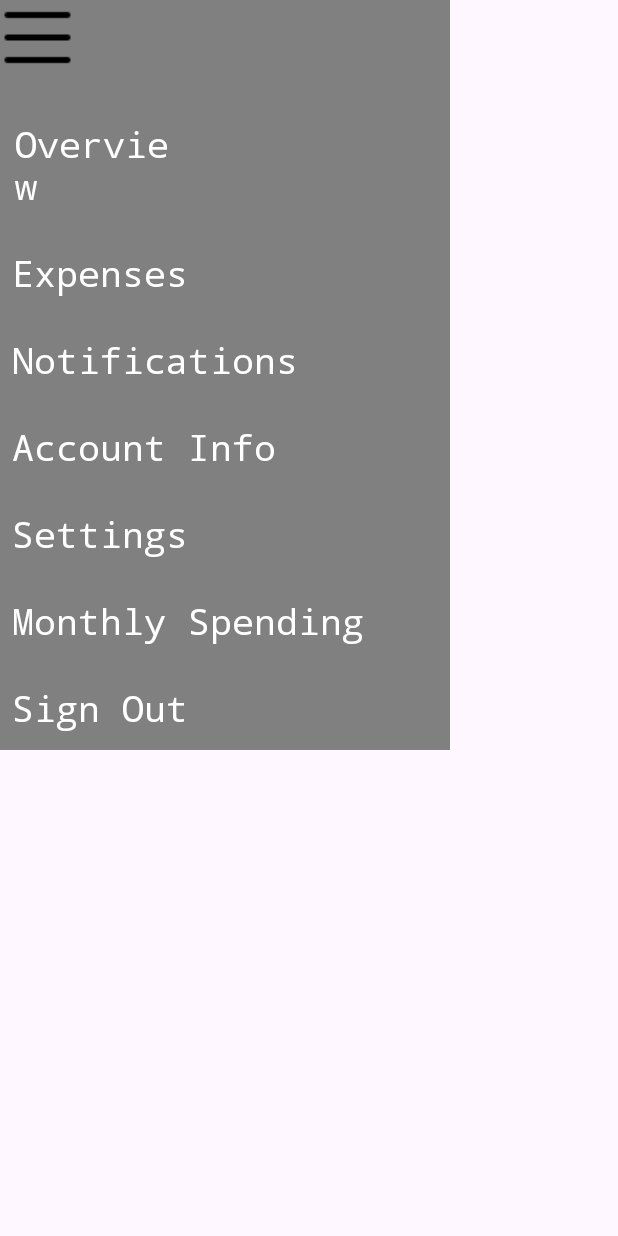
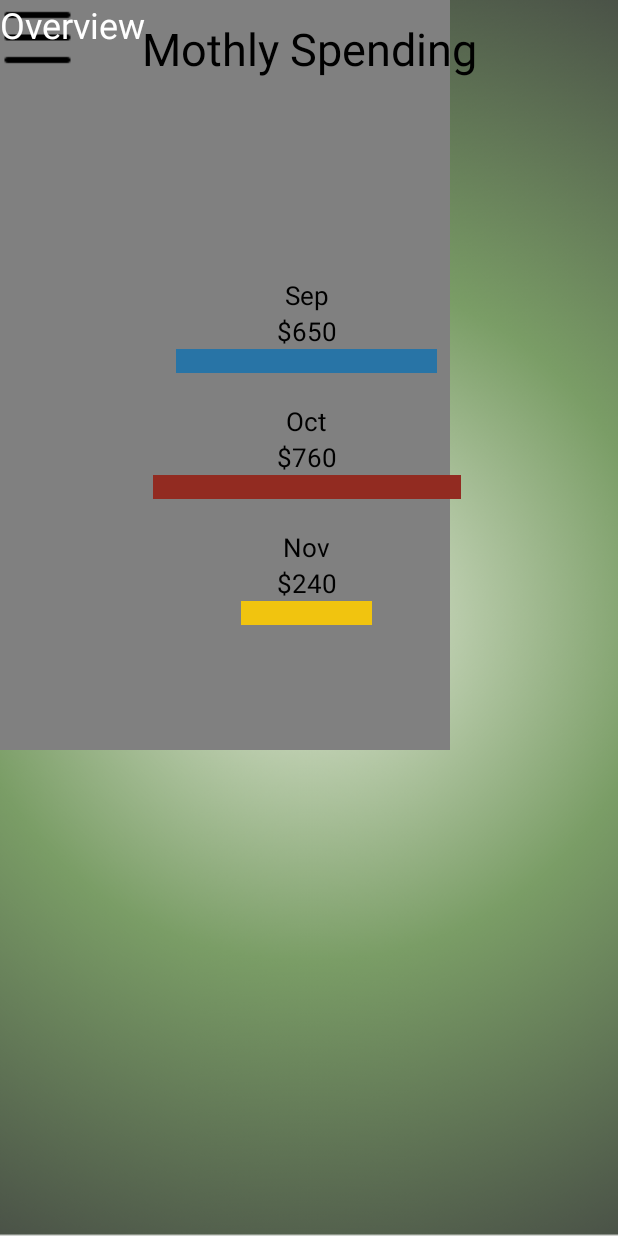
Before and after one commit to S-F-III/Dude-Wheres-My-Cache, an Android app: the MonthlySpendingActivity screen opened directly, with no data from a screen before it, after a tap on an icon or button, on a phone screen of 412 x 824 dp. Run offline under Robolectric (Android 15) with nearby library versions, the phone set to English and light mode, and no system bars.

Commit message:
added graph for monthlySpending added background to accountinfo

```diff
--- a/app/src/main/java/com/example/dudewheresmycash/MonthlySpendingActivity.java
+++ b/app/src/main/java/com/example/dudewheresmycash/MonthlySpendingActivity.java
@@ -4,26 +4,18 @@ import android.content.Intent;
 import android.os.Bundle;
 import android.view.View;
 import android.widget.ImageView;
+import android.widget.ProgressBar;
 import android.widget.TextView;
 
-import androidx.activity.EdgeToEdge;
 import androidx.appcompat.app.AppCompatActivity;
-import androidx.core.graphics.Insets;
-import androidx.core.view.ViewCompat;
-import androidx.core.view.WindowInsetsCompat;
 
 public class MonthlySpendingActivity extends AppCompatActivity {
 
     @Override
     protected void onCreate(Bundle savedInstanceState) {
         super.onCreate(savedInstanceState);
-        EdgeToEdge.enable(this);
         setContentView(R.layout.activity_monthly_spending);
-        ViewCompat.setOnApplyWindowInsetsListener(findViewById(R.id.main), (v, insets) -> {
-            Insets systemBars = insets.getInsets(WindowInsetsCompat.Type.systemBars());
-            v.setPadding(systemBars.left, systemBars.top, systemBars.right, systemBars.bottom);
-            return insets;
-        });
+
 
         ImageView hbMenu = findViewById(R.id.hbMenu);
         ImageView hbMenu2 = findViewById(R.id.hbMenu2);
@@ -34,51 +26,29 @@ public class MonthlySpendingActivity extends AppCompatActivity {
         TextView settingsButton = findViewById(R.id.settingsButton);
         TextView monthlySpendingButton = findViewById(R.id.monthlySpendingButton);
         TextView signOutButton = findViewById(R.id.signOutButton);
+
         hbMenu.setOnClickListener(v -> findViewById(R.id.hamburgerMenu).setVisibility(View.VISIBLE));
         hbMenu2.setOnClickListener(v -> findViewById(R.id.hamburgerMenu).setVisibility(View.GONE));
-        overviewButton.setOnClickListener(new View.OnClickListener(){
-            @Override
-            public void onClick(View view){
-                launchOverview();
-            }
-        });
-        expenseButton.setOnClickListener(new View.OnClickListener(){
-            @Override
-            public void onClick(View view){
-                launchExpenses();
-            }
-        });
-        notificationButton.setOnClickListener(new View.OnClickListener(){
-            @Override
-            public void onClick(View view){
-                launchNotfications();
-            }
-        });
-        accountInfoButton.setOnClickListener(new View.OnClickListener() {
-            @Override
-            public void onClick(View view) {
-                launchAccountInfo();
-            }
-        });
-        settingsButton.setOnClickListener(new View.OnClickListener(){
-            @Override
-            public void onClick(View view){
-                launchSettings();
-            }
-        });
-        monthlySpendingButton.setOnClickListener(new View.OnClickListener() {
-            @Override
-            public void onClick(View view) {
-                launchMonthlySpending();
-            }
-        });
-        signOutButton.setOnClickListener(new View.OnClickListener() {
-            @Override
-            public void onClick(View view) {
-                launchSignOut();
-            }
-        });
+
+
+
+        // Setup the ProgressBar chart
+        ProgressBar bar1 = findViewById(R.id.bar1);
+        ProgressBar bar2 = findViewById(R.id.bar2);
+        ProgressBar bar3 = findViewById(R.id.bar3);
+
+
+
+        int[] data = {50, 75, 60};
+
+
+        bar1.setProgress(data[0]);
+        bar2.setProgress(data[1]);
+        bar3.setProgress(data[2]);
+
+
     }
+
 
     private void launchHBMenu(){
         Intent intent = new Intent(this, HamburgerActivity.class);
--- a/app/src/main/res/layout/activity_account_info.xml
+++ b/app/src/main/res/layout/activity_account_info.xml
@@ -5,6 +5,7 @@
     android:id="@+id/main"
     android:layout_width="match_parent"
     android:layout_height="match_parent"
+    android:background="@drawable/app_background"
     tools:context=".AccountInfoActivity">
 
     <TextView
--- a/app/src/main/res/layout/activity_monthly_spending.xml
+++ b/app/src/main/res/layout/activity_monthly_spending.xml
@@ -5,6 +5,7 @@
     android:id="@+id/main"
     android:layout_width="match_parent"
     android:layout_height="match_parent"
+    android:background="@drawable/app_background"
     tools:context=".MonthlySpendingActivity">
 
     <FrameLayout
@@ -39,130 +40,148 @@
                 android:focusable="true"
                 app:srcCompat="@drawable/hamburger" />
 
+
             <TextView
                 android:id="@+id/overviewButton"
                 android:layout_width="wrap_content"
                 android:layout_height="wrap_content"
                 android:layout_alignParentStart="true"
                 android:layout_alignParentTop="true"
-            android:layout_alignParentEnd="true"
-            android:layout_marginStart="10dp"
-            android:layout_marginTop="79dp"
-            android:layout_marginEnd="174dp"
-            android:clickable="true"
-            android:focusable="true"
-            android:fontFamily="monospace"
                 android:text="Overview"
                 android:textColor="#ffffff"
                 android:textSize="24sp" />
 
-        <TextView
-            android:id="@+id/expenseButton"
-            android:layout_width="wrap_content"
-            android:layout_height="wrap_content"
-            android:layout_below="@+id/overviewButton"
-            android:layout_alignParentStart="true"
-            android:layout_alignParentEnd="true"
-            android:layout_marginStart="8dp"
-            android:layout_marginTop="25dp"
-            android:layout_marginEnd="148dp"
-            android:fontFamily="monospace"
-            android:text="Expenses"
-            android:textColor="#ffffff"
-            android:clickable="true"
-            android:focusable="true"
-            android:textSize="24sp" />
-
-        <TextView
-            android:id="@+id/notificationButton"
-            android:layout_width="235dp"
-            android:layout_height="wrap_content"
-            android:layout_below="@+id/expenseButton"
-            android:layout_alignParentStart="true"
-            android:layout_alignParentEnd="true"
-            android:layout_marginStart="8dp"
-            android:layout_marginTop="25dp"
-            android:layout_marginEnd="57dp"
-            android:fontFamily="monospace"
-            android:text="Notifications"
-            android:textColor="#ffffff"
-            android:clickable="true"
-            android:focusable="true"
-            android:textSize="24sp" />
-
-        <TextView
-            android:id="@+id/accountInfoButton"
-            android:layout_width="235dp"
-            android:layout_height="wrap_content"
-            android:layout_below="@+id/notificationButton"
-            android:layout_alignParentStart="true"
-            android:layout_alignParentEnd="true"
-            android:layout_marginStart="8dp"
-            android:layout_marginTop="25dp"
-            android:layout_marginEnd="57dp"
-            android:fontFamily="monospace"
-            android:text="Account Info"
-            android:textColor="#ffffff"
-            android:clickable="true"
-            android:focusable="true"
-            android:textSize="24sp" />
-
-        <TextView
-            android:id="@+id/settingsButton"
-            android:layout_width="235dp"
-            android:layout_height="wrap_content"
-            android:layout_below="@+id/accountInfoButton"
-            android:layout_alignParentStart="true"
-            android:layout_alignParentEnd="true"
-            android:layout_marginStart="8dp"
-            android:layout_marginTop="25dp"
-            android:layout_marginEnd="57dp"
-            android:fontFamily="monospace"
-            android:text="Settings"
-            android:textColor="#ffffff"
-            android:clickable="true"
-            android:focusable="true"
-            android:textSize="24sp" />
-
-        <TextView
-            android:id="@+id/monthlySpendingButton"
-            android:layout_width="235dp"
-            android:layout_height="wrap_content"
-            android:layout_below="@+id/settingsButton"
-            android:layout_alignParentStart="true"
-            android:layout_alignParentEnd="true"
-            android:layout_marginStart="8dp"
-            android:layout_marginTop="25dp"
-            android:layout_marginEnd="57dp"
-            android:fontFamily="monospace"
-            android:text="Monthly Spending"
-            android:textColor="#ffffff"
-            android:clickable="true"
-            android:focusable="true"
-            android:textSize="24sp" />
-
-        <TextView
-            android:id="@+id/signOutButton"
-            android:layout_width="235dp"
-            android:layout_height="wrap_content"
-            android:layout_below="@+id/monthlySpendingButton"
-            android:layout_alignParentStart="true"
-            android:layout_alignParentEnd="true"
-            android:layout_marginStart="8dp"
-            android:layout_marginTop="25dp"
-            android:layout_marginEnd="57dp"
-            android:fontFamily="monospace"
-            android:text="Sign Out"
-            android:textColor="#ffffff"
-            android:clickable="true"
-            android:focusable="true"
-            android:textSize="24sp" />
 
 
         </RelativeLayout>
 
+        <LinearLayout
+            android:id="@+id/barChartLayout"
+            android:layout_width="409dp"
+            android:layout_height="422dp"
+            android:layout_marginTop="100dp"
+            android:gravity="center"
+            android:orientation="vertical"
+            android:padding="20dp">
+
+
+            <!-- September ProgressBar (65%) with Text -->
+            <LinearLayout
+                android:layout_width="match_parent"
+                android:layout_height="wrap_content"
+                android:layout_marginBottom="20dp"
+                android:gravity="center_horizontal"
+                android:orientation="vertical">
+
+
+                <TextView
+                    android:layout_width="wrap_content"
+                    android:layout_height="wrap_content"
+                    android:gravity="center"
+                    android:text="Sep"
+                    android:textColor="#000000"
+                    android:textSize="17dp" />
+
+                <TextView
+                    android:layout_width="wrap_content"
+                    android:layout_height="wrap_content"
+                    android:gravity="center"
+                    android:text="$650"
+                    android:textColor="#000000"
+                    android:textSize="17dp" />
+
+                <ProgressBar
+                    android:id="@+id/bar1"
+                    style="?android:attr/progressBarStyleHorizontal"
+                    android:layout_width="174dp"
+                    android:layout_height="wrap_content"
+                    android:max="100"
+                    android:progress="65"
+                    android:progressDrawable="@drawable/blue" />
+            </LinearLayout>
+
+            <!-- October ProgressBar (76%) with Text -->
+            <LinearLayout
+                android:layout_width="match_parent"
+                android:layout_height="wrap_content"
+                android:layout_marginBottom="20dp"
+                android:gravity="center_horizontal"
+                android:orientation="vertical">
+
+
+                <TextView
+                    android:layout_width="wrap_content"
+                    android:layout_height="wrap_content"
+                    android:gravity="center"
+                    android:text="Oct"
+                    android:textColor="#000000"
+                    android:textSize="17dp" />
+
+                <TextView
+                    android:layout_width="wrap_content"
+                    android:layout_height="wrap_content"
+                    android:gravity="center"
+                    android:text="$760"
+                    android:textColor="#000000"
+                    android:textSize="17dp" />
+
+                <ProgressBar
+                    android:id="@+id/bar2"
+                    style="?android:attr/progressBarStyleHorizontal"
+                    android:layout_width="205dp"
+                    android:layout_height="wrap_content"
+                    android:max="100"
+                    android:progress="76"
+                    android:progressDrawable="@drawable/red" />
+            </LinearLayout>
+
+            <!-- November ProgressBar (24%) with Text -->
+            <LinearLayout
+                android:layout_width="match_parent"
+                android:layout_height="wrap_content"
+                android:layout_marginBottom="20dp"
+                android:gravity="center_horizontal"
+                android:orientation="vertical">
+
+                <TextView
+                    android:layout_width="wrap_content"
+                    android:layout_height="wrap_content"
+                    android:gravity="center"
+                    android:text="Nov"
+                    android:textColor="#000000"
+                    android:textSize="17dp" />
+
+                <TextView
+                    android:layout_width="wrap_content"
+                    android:layout_height="wrap_content"
+                    android:gravity="center"
+                    android:text="$240"
+                    android:textColor="#000000"
+                    android:textSize="17dp" />
+
+                <ProgressBar
+                    android:id="@+id/bar3"
+                    style="?android:attr/progressBarStyleHorizontal"
+                    android:layout_width="87dp"
+                    android:layout_height="wrap_content"
+                    android:max="100"
+                    android:progress="24"
+                    android:progressDrawable="@drawable/yellow" />
+            </LinearLayout>
+
+        </LinearLayout>
+
+        <TextView
+            android:id="@+id/textView"
+            android:layout_width="match_parent"
+            android:layout_height="65dp"
+            android:gravity="center"
+            android:text="Mothly Spending"
+            android:textColor="#000000"
+            android:textSize="30dp" />
+
+
     </FrameLayout>
 
 
-
 </androidx.constraintlayout.widget.ConstraintLayout>
```
Lines whose indentation alone changed are shown as unchanged.
